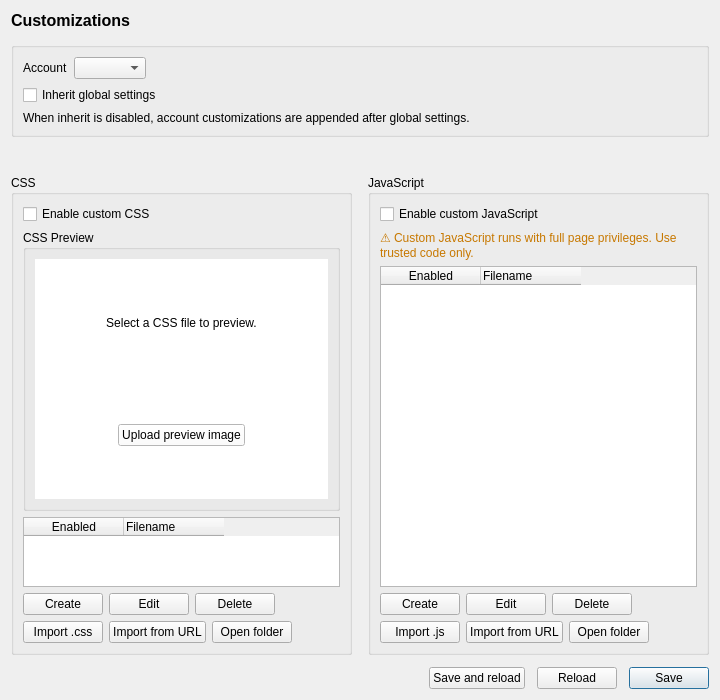
First picture: the form in zapzap/ui/ui_page_customizations.ui, repository rafatosta/zapzap, before the edit.
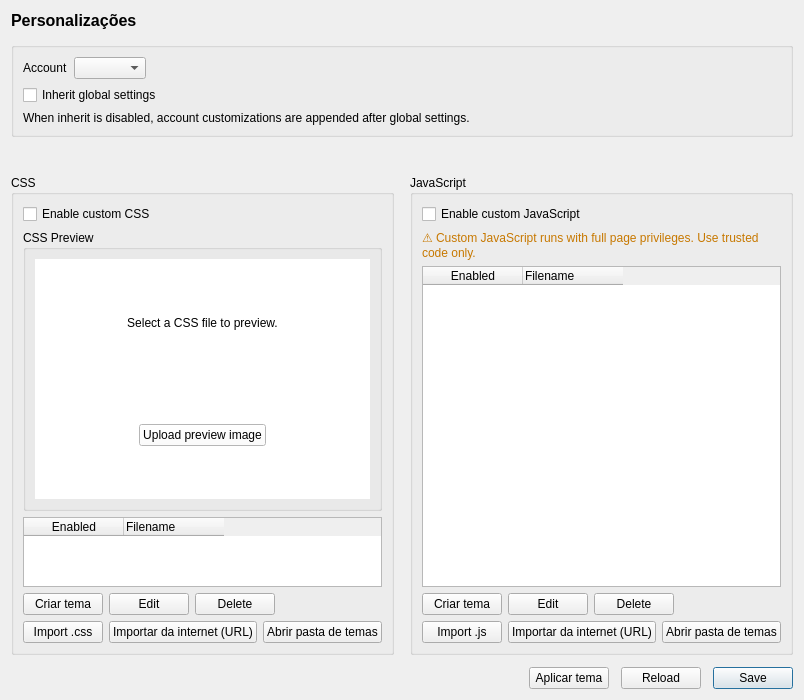
Second picture: the form after the edit.

Commit message: Implement beginner-friendly Personalizações UX flow

The edit to the form file:
```diff
--- a/zapzap/ui/ui_page_customizations.ui
+++ b/zapzap/ui/ui_page_customizations.ui
@@ -23,7 +23,7 @@
       </font>
      </property>
      <property name="text">
-      <string>Customizations</string>
+      <string>Personalizações</string>
      </property>
     </widget>
    </item>
@@ -284,7 +284,7 @@
           <item>
            <widget class="QPushButton" name="btn_css_create">
             <property name="text">
-             <string>Create</string>
+             <string>Criar tema</string>
             </property>
            </widget>
           </item>
@@ -329,14 +329,14 @@
           <item>
            <widget class="QPushButton" name="btn_css_import_url">
             <property name="text">
-             <string>Import from URL</string>
+             <string>Importar da internet (URL)</string>
             </property>
            </widget>
           </item>
           <item>
            <widget class="QPushButton" name="btn_css_folder">
             <property name="text">
-             <string>Open folder</string>
+             <string>Abrir pasta de temas</string>
             </property>
            </widget>
           </item>
@@ -421,7 +421,7 @@
           <item>
            <widget class="QPushButton" name="btn_js_create">
             <property name="text">
-             <string>Create</string>
+             <string>Criar tema</string>
             </property>
            </widget>
           </item>
@@ -466,14 +466,14 @@
           <item>
            <widget class="QPushButton" name="btn_js_import_url">
             <property name="text">
-             <string>Import from URL</string>
+             <string>Importar da internet (URL)</string>
             </property>
            </widget>
           </item>
           <item>
            <widget class="QPushButton" name="btn_js_folder">
             <property name="text">
-             <string>Open folder</string>
+             <string>Abrir pasta de temas</string>
             </property>
            </widget>
           </item>
@@ -515,7 +515,7 @@
      <item>
       <widget class="QPushButton" name="btn_save_reload">
        <property name="text">
-        <string>Save and reload</string>
+        <string>Aplicar tema</string>
        </property>
       </widget>
      </item>
```
The commit also changes 2 other files.
